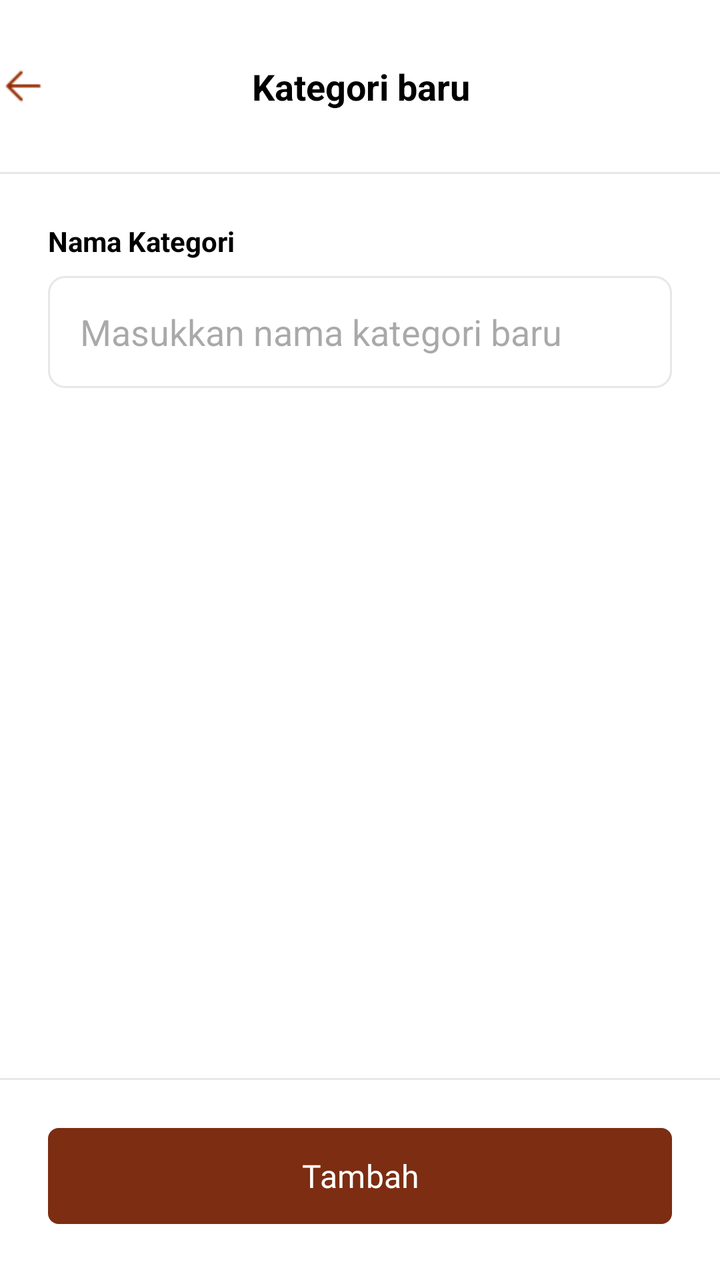
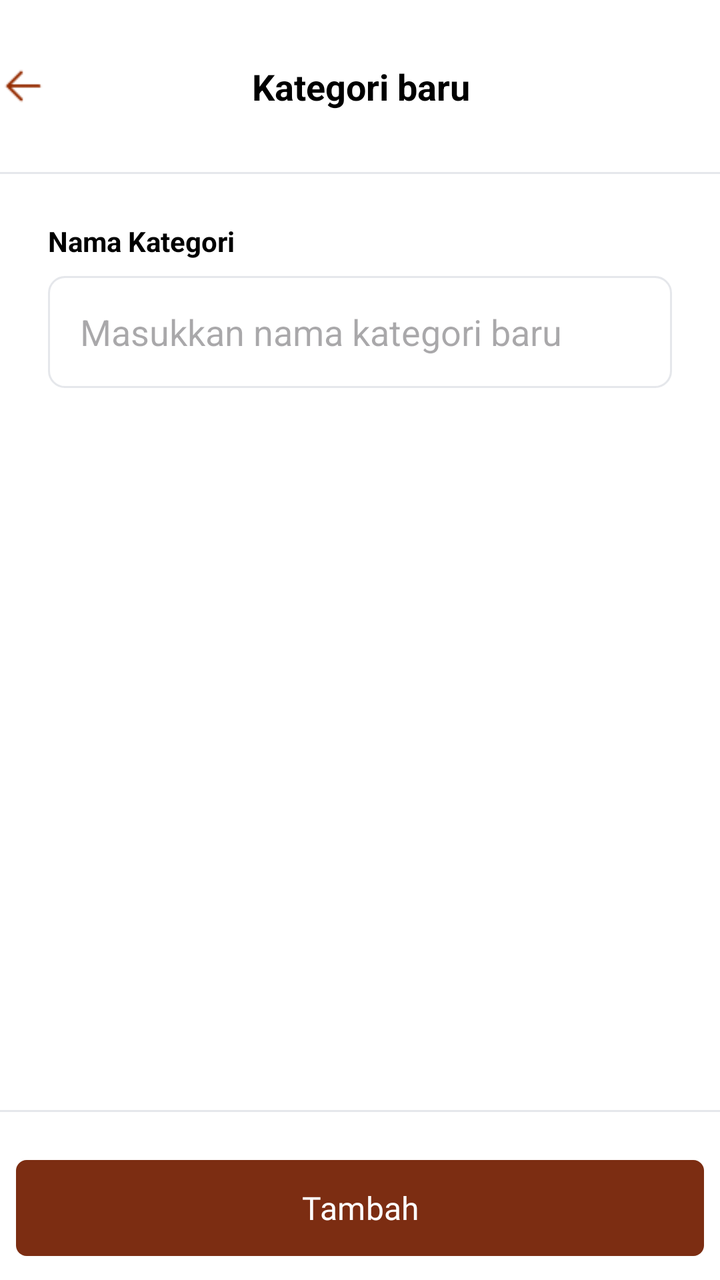

Two renders of the same Android screen: before a commit and after it. Below are the layout's source before the change and the commit's diff.
<!-- AndroidManifest.xml: application theme Theme.Warmindone -->
<!-- res/layout/activity_tambahkategori.xml -->
<?xml version="1.0" encoding="utf-8"?>
<androidx.constraintlayout.widget.ConstraintLayout
    xmlns:android="http://schemas.android.com/apk/res/android"
    xmlns:app="http://schemas.android.com/apk/res-auto"
    xmlns:tools="http://schemas.android.com/tools"
    android:layout_width="match_parent"
    android:layout_height="match_parent"
    android:background="@android:color/white">

    
    <androidx.constraintlayout.widget.ConstraintLayout
        android:id="@+id/header"
        android:layout_width="410dp"
        android:layout_height="86dp"
        android:paddingHorizontal="16dp"
        app:layout_constraintEnd_toEndOf="parent"
        app:layout_constraintStart_toStartOf="parent"
        app:layout_constraintTop_toTopOf="parent">

        <ImageView
            android:id="@+id/btnBack"
            android:layout_width="40dp"
            android:layout_height="40dp"
            android:padding="8dp"
            android:src="@drawable/ic_back"
            app:layout_constraintBottom_toBottomOf="parent"
            app:layout_constraintStart_toStartOf="parent"
            app:layout_constraintTop_toTopOf="parent" />

        <TextView
            android:layout_width="wrap_content"
            android:layout_height="wrap_content"
            android:text="Kategori baru"
            android:textColor="@android:color/black"
            android:textSize="18sp"
            android:textStyle="bold"
            app:layout_constraintBottom_toBottomOf="parent"
            app:layout_constraintEnd_toEndOf="parent"
            app:layout_constraintStart_toStartOf="parent"
            app:layout_constraintTop_toTopOf="parent" />
    </androidx.constraintlayout.widget.ConstraintLayout>

    
    <View
        android:id="@+id/separator"
        android:layout_width="match_parent"
        android:layout_height="1dp"
        android:background="@color/border"
        app:layout_constraintTop_toBottomOf="@id/header"/>

    
    <TextView
        android:id="@+id/lblNamaKategori"
        android:layout_width="wrap_content"
        android:layout_height="wrap_content"
        android:text="Nama Kategori"
        android:textStyle="bold"
        android:textColor="@android:color/black"
        android:layout_marginStart="24dp"
        android:layout_marginTop="24dp"
        app:layout_constraintStart_toStartOf="parent"
        app:layout_constraintTop_toBottomOf="@id/separator"/>

    
    <EditText
        android:id="@+id/etNamaKategori"
        android:layout_width="0dp"
        android:layout_height="56dp"
        android:layout_marginStart="24dp"
        android:layout_marginTop="8dp"
        android:layout_marginEnd="24dp"
        android:background="@drawable/bg_input_field"
        android:hint="Masukkan nama kategori baru"
        android:inputType="text"
        android:paddingHorizontal="16dp"
        app:layout_constraintEnd_toEndOf="parent"
        app:layout_constraintStart_toStartOf="parent"
        app:layout_constraintTop_toBottomOf="@id/lblNamaKategori" />

    
    <View
        android:layout_width="0dp"
        android:layout_height="595dp"
        android:layout_marginTop="8dp"
        android:layout_marginBottom="8dp"
        app:layout_constraintBottom_toTopOf="@+id/footerSeparator"
        app:layout_constraintEnd_toEndOf="parent"
        app:layout_constraintStart_toStartOf="parent"
        app:layout_constraintTop_toBottomOf="@+id/etNamaKategori" />

    

    

    <View
        android:id="@+id/footerSeparator"
        android:layout_width="match_parent"
        android:layout_height="1dp"
        android:layout_marginBottom="20dp"
        android:background="@color/border"
        app:layout_constraintBottom_toTopOf="@id/btnTambah"
        tools:layout_editor_absoluteX="0dp" />

    <com.google.android.material.button.MaterialButton
        android:id="@+id/btnTambah"
        android:layout_width="0dp"
        android:layout_height="56dp"
        android:layout_marginStart="24dp"
        android:layout_marginEnd="24dp"
        android:layout_marginBottom="24dp"
        android:fontFamily="@font/montserrat_semibold"
        android:padding="12dp"
        android:text="Tambah"
        android:textColor="@android:color/white"
        android:textSize="16sp"

        app:backgroundTint="@color/secondary"
        app:cornerRadius="16px"
        app:elevation="4dp"

        app:layout_constraintBottom_toBottomOf="parent"
        app:layout_constraintEnd_toEndOf="parent"
        app:layout_constraintStart_toStartOf="parent" />

</androidx.constraintlayout.widget.ConstraintLayout>
<!-- resources referenced by this layout -->
<resources>
  <color name="border">#E5E7EB</color>
  <color name="secondary">#7c2d12</color>
  <!-- drawable bg_input_field (drawable) -->
  <?xml version="1.0" encoding="utf-8"?>
  
  <shape xmlns:android="http://schemas.android.com/apk/res/android">
      <solid android:color="@android:color/white" />
      <stroke
          android:width="1dp"
          android:color="#E5E7EB" />
      <corners android:radius="8dp" />
  </shape>
  <!-- drawable ic_back: png bitmap (drawable, 525 bytes) -->
  <style name="Theme.Warmindone" parent="Base.Theme.Warmindone" />
  <style name="Base.Theme.Warmindone" parent="Theme.Material3.DayNight.NoActionBar">
          
          
      </style>
</resources>

<!-- the commit's change to res/layout/activity_tambahkategori.xml (unified diff, before → after) -->
@@ -79,6 +79,7 @@
 
     
     <View
+        android:id="@+id/view"
         android:layout_width="0dp"
         android:layout_height="595dp"
         android:layout_marginTop="8dp"
@@ -105,21 +106,25 @@
         android:id="@+id/btnTambah"
         android:layout_width="0dp"
         android:layout_height="56dp"
-        android:layout_marginStart="24dp"
-        android:layout_marginEnd="24dp"
-        android:layout_marginBottom="24dp"
+        android:layout_marginStart="8dp"
+        android:layout_marginTop="8dp"
+        android:layout_marginEnd="8dp"
+        android:layout_marginBottom="8dp"
         android:fontFamily="@font/montserrat_semibold"
         android:padding="12dp"
         android:text="Tambah"
         android:textColor="@android:color/white"
+
         android:textSize="16sp"
-
         app:backgroundTint="@color/secondary"
         app:cornerRadius="16px"
+
         app:elevation="4dp"
-
         app:layout_constraintBottom_toBottomOf="parent"
         app:layout_constraintEnd_toEndOf="parent"
-        app:layout_constraintStart_toStartOf="parent" />
+        app:layout_constraintHorizontal_bias="0.0"
+        app:layout_constraintStart_toStartOf="parent"
+        app:layout_constraintTop_toBottomOf="@+id/view"
+        app:layout_constraintVertical_bias="1.0" />
 
 </androidx.constraintlayout.widget.ConstraintLayout>
